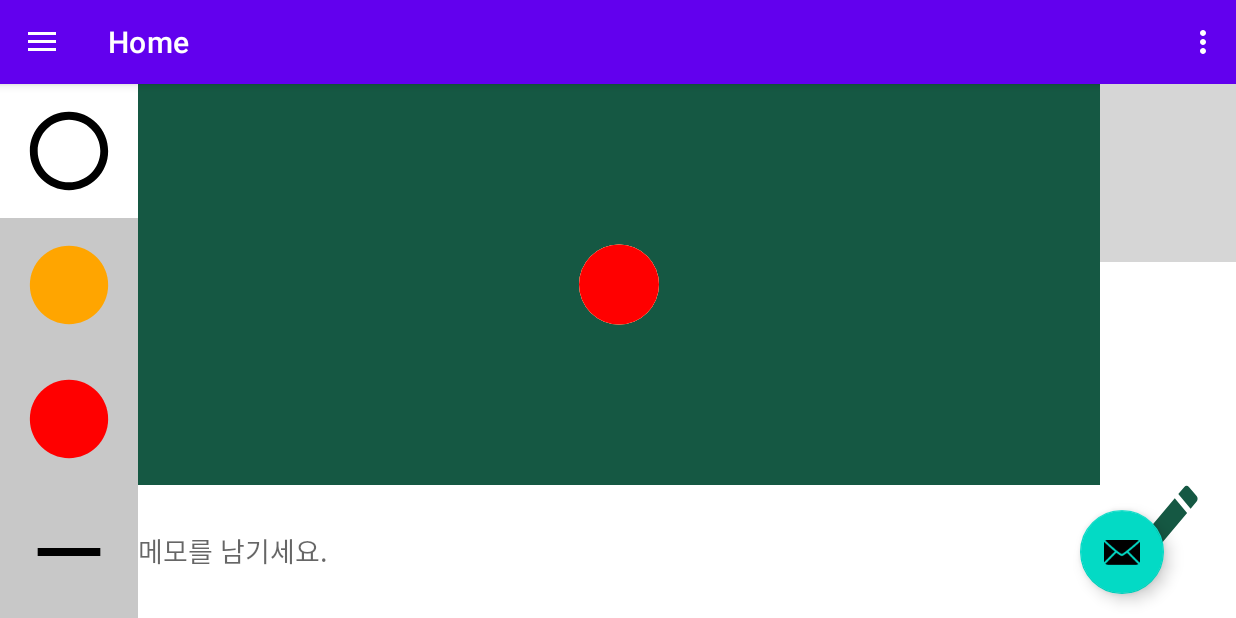
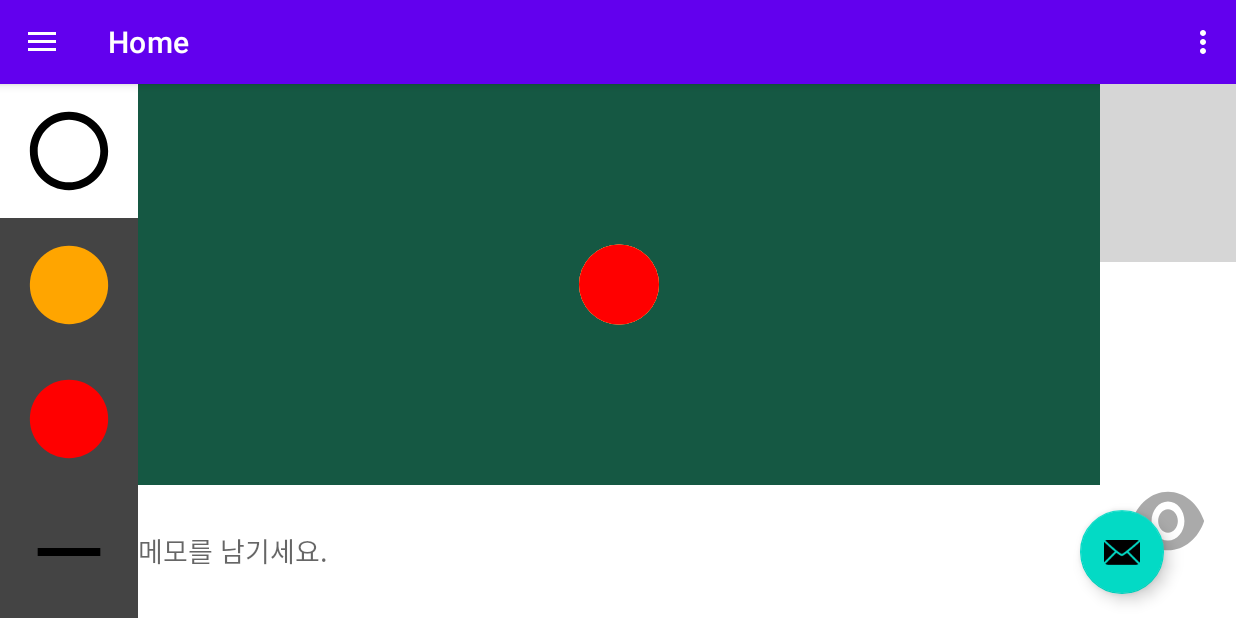
Before and after one commit to derren-korean/BilliardNote, an Android app: the screen it shows after launch (MainActivity), after a tap on an icon or button, on a phone screen of 824 x 412 dp (held sideways). Run offline under Robolectric (Android 15) with nearby library versions, the phone set to English and light mode, and no system bars; our stand-ins replace navigation-ui; grey boxes are pictures that could not be loaded.

Commit message:
edit mode added

```diff
--- /dev/null
+++ b/app/src/main/java/com/auto/billiardnote/ui/home/DrawingButton.java
@@ -0,0 +1,39 @@
+package com.auto.billiardnote.ui.home;
+
+import android.content.Context;
+import android.graphics.Color;
+import android.util.AttributeSet;
+
+import com.auto.billiardnote.ui.home.draw.DrawingTool;
+
+public class DrawingButton extends androidx.appcompat.widget.AppCompatImageButton {
+
+    private DrawingTool tool;
+
+    public DrawingButton(Context context) {
+        super(context);
+    }
+
+    public DrawingButton(Context context, AttributeSet attrs) {
+        super(context, attrs);
+    }
+
+    public DrawingButton(Context context, AttributeSet attrs, int defStyleAttr) {
+        super(context, attrs, defStyleAttr);
+    }
+
+    public DrawingTool getTool() {
+        return tool;
+    }
+
+    public void setTool(DrawingTool tool) {
+        this.tool = tool;
+    }
+
+    public void setModeChange(boolean enable) {
+        this.setEnabled(enable);
+        int enableColor = Color.WHITE;
+        int disableColor = Color.DKGRAY;
+        setBackgroundColor(enable ? enableColor : disableColor);
+    }
+}
--- a/app/src/main/java/com/auto/billiardnote/ui/home/HomeFragment.java
+++ b/app/src/main/java/com/auto/billiardnote/ui/home/HomeFragment.java
@@ -5,8 +5,8 @@ import android.os.Bundle;
 import android.view.LayoutInflater;
 import android.view.View;
 import android.view.ViewGroup;
-import android.widget.ImageButton;
 import android.widget.TextView;
+import android.widget.Toast;
 
 import androidx.annotation.NonNull;
 import androidx.fragment.app.Fragment;
@@ -14,6 +14,9 @@ import androidx.lifecycle.ViewModelProvider;
 
 import com.auto.billiardnote.R;
 import com.auto.billiardnote.databinding.FragmentHomeBinding;
+import com.auto.billiardnote.ui.home.draw.CanvasView;
+import com.auto.billiardnote.ui.home.draw.DrawingTool;
+import com.auto.billiardnote.ui.home.draw.ShapeClickInterface;
 
 import java.util.ArrayList;
 import java.util.Arrays;
@@ -21,8 +24,8 @@ import java.util.Arrays;
 public class HomeFragment extends Fragment implements ShapeClickInterface {
 
     private FragmentHomeBinding binding;
-    private ArrayList<ImageButton> buttons;
-    final static int DISABLED = Color.rgb(200, 200, 200);
+    private ArrayList<DrawingButton> drawingButtons;
+    private ArrayList<View> functionView;
 
     public View onCreateView(@NonNull LayoutInflater inflater,
                              ViewGroup container, Bundle savedInstanceState) {
@@ -37,64 +40,70 @@ public class HomeFragment extends Fragment implements ShapeClickInterface {
 
         homeViewModel.getText().observe(getViewLifecycleOwner(), textView::setText);
         canvasView.setClickListener(this);
-        buttons = new ArrayList<>(Arrays.asList(binding.cueBall, binding.redBall, binding.orangeBall, binding.line));
-        setReadMode(canvasView.isReadOnly);
-        binding.changeMode.setBackgroundResource(canvasView.isReadOnly ? R.drawable.ic_read_mode_foreground : R.drawable.ic_edit_mode_foreground);
+
+        functionView = new ArrayList<>(Arrays.asList(textView, binding.undoLine));
+        drawingButtons = new ArrayList<>(Arrays.asList(binding.line, binding.cueBall, binding.orangeBall, binding.redBall));
+        for (int i = 0; i < drawingButtons.size(); i++) {
+            drawingButtons.get(i).setTool(DrawingTool.values()[i]);
+        }
+
+        modeChange(canvasView.enabled);
 
         binding.undoLine.setOnClickListener(v -> {
             canvasView.unDo();
-            _setToolNBGColor(DrawingTool.LINE, binding.line);
+            _setToolNBGColor(binding.line);
         });
-        binding.cueBall.setOnClickListener(v -> _setToolNBGColor(DrawingTool.CUE_BALL, binding.cueBall));
-        binding.orangeBall.setOnClickListener(v -> _setToolNBGColor(DrawingTool.ORANGE_BALL, binding.orangeBall));
-        binding.redBall.setOnClickListener(v -> _setToolNBGColor(DrawingTool.RED_BALL, binding.redBall));
-        binding.line.setOnClickListener(v -> _setToolNBGColor(DrawingTool.LINE, binding.line));
-        binding.changeMode.setOnClickListener(v -> modeChange(binding.canvas.isReadOnly));
+        binding.line.setOnClickListener(v -> _setToolNBGColor(binding.line));
+        binding.cueBall.setOnClickListener(v -> _setToolNBGColor(binding.cueBall));
+        binding.orangeBall.setOnClickListener(v -> _setToolNBGColor(binding.orangeBall));
+        binding.redBall.setOnClickListener(v -> _setToolNBGColor(binding.redBall));
+        binding.changeMode.setOnClickListener(v -> modeChange(!binding.canvas.enabled));
 
         return root;
     }
 
-    private void _setToolNBGColor(DrawingTool tool, ImageButton button) {
-        selectTool(tool);
+    private void _setInitUIDrawingButton(boolean enable) {
+        if (enable) {
+            DrawingButton button = drawingButtons.stream()
+                    .filter(b -> b.getTool() == binding.canvas.getDrawingTool())
+                    .findFirst().orElse(binding.cueBall);
+            _setOtherToolsBGColor(button);
+        }
+    }
+
+    private void _setToolNBGColor(DrawingButton button) {
+        selectTool(button.getTool());
         _setOtherToolsBGColor(button);
     }
 
-    private void _setOtherToolsBGColor(ImageButton except) {
-        for (ImageButton button : buttons) {
-            if (button.equals(except)) {
-                button.setBackgroundColor(Color.WHITE);
-            } else {
-                button.setBackgroundColor(DISABLED);
-            }
+    private void _setOtherToolsBGColor(DrawingButton except) {
+        for (DrawingButton button : drawingButtons) {
+            button.setBackgroundColor(_getEnableColor(button.equals(except)));
         }
     }
 
-    private void setReadMode(boolean status) {
-        for (ImageButton button : buttons) {
-            //TODO: disabled color 지정을 위해서, edit모드시 선택된 tool만 활성화하는 기능을 위해서 custom button으로 변경한다.
-            button.setEnabled(!status);
-            button.setBackgroundColor(status ? DISABLED : Color.WHITE);
-        }
-        binding.line.setEnabled(!status);
-        binding.canvas.setEnabled(!status);
-        binding.textHome.setEnabled(!status);
-        binding.undoLine.setEnabled(!status);
-        if(status) {
-            binding.textHome.setBackgroundColor(DISABLED);
-            binding.undoLine.setBackgroundColor(DISABLED);
-        } else {
-            binding.textHome.setBackgroundColor(Color.WHITE);
-            binding.undoLine.setBackgroundColor(Color.WHITE);
-        }
+    private void setEnable(boolean enable) {
+        binding.canvas.setEnabled(enable);
+        drawingButtons.forEach(button -> button.setModeChange(enable));
+        _setInitUIDrawingButton(enable);
+        functionView.forEach(view -> {
+                view.setEnabled(enable);
+                view.setBackgroundColor(_getEnableColor(enable));
+        });
     }
 
     public void selectTool(DrawingTool tool) {
-        this.binding.canvas.selectTool(tool);
+        this.binding.canvas.setDrawingTool(tool);
     }
 
-    public void modeChange(boolean toggle) {
-        setReadMode(binding.canvas.setReadOnlyState(toggle));
-        binding.changeMode.setBackgroundResource(toggle ? R.drawable.ic_edit_mode_foreground : R.drawable.ic_read_mode_foreground);
+    public void modeChange(boolean enable) {
+        setEnable(binding.canvas.setEnable(enable));
+        binding.changeMode.setBackgroundResource(enable ? R.drawable.ic_read_mode_foreground : R.drawable.ic_edit_mode_foreground);
+        Toast.makeText(this.getContext(),enable ? "수정 모드" : "읽기 모드", Toast.LENGTH_SHORT).show();
+    }
+
+    private int _getEnableColor(boolean enable) {
+        return enable ? Color.WHITE : Color.DKGRAY;
     }
 
     @Override
--- a/app/src/main/java/com/auto/billiardnote/ui/home/Ball.java
+++ b/app/src/main/java/com/auto/billiardnote/ui/home/draw/Ball.java
@@ -1,9 +1,11 @@
-package com.auto.billiardnote.ui.home;
+package com.auto.billiardnote.ui.home.draw;
 
 import android.graphics.Canvas;
 import android.graphics.Paint;
 
-public class Ball extends Circle{
+import com.auto.billiardnote.ui.home.draw.shape.Circle;
+
+public class Ball extends Circle {
 
     private Paint paint;
     private final float TOLERANCE = 4;
--- a/app/src/main/java/com/auto/billiardnote/ui/home/CanvasView.java
+++ b/app/src/main/java/com/auto/billiardnote/ui/home/draw/CanvasView.java
@@ -1,24 +1,23 @@
-package com.auto.billiardnote.ui.home;
+package com.auto.billiardnote.ui.home.draw;
 
 import android.content.Context;
 import android.graphics.Canvas;
-import android.graphics.Color;
 import android.util.AttributeSet;
 import android.view.MotionEvent;
 import android.view.View;
 
 import java.util.Arrays;
 import java.util.HashMap;
-import java.util.Map;
+import java.util.Objects;
 
 public class CanvasView extends View {
 
     Context context;
-    private StraightLine line;
+    private final StraightLine line;
+    private final HashMap<DrawingTool, Ball> balls;
     private DrawingTool drawingTool;
     private ShapeClickInterface listener;
-    private HashMap<DrawingTool, Ball> balls;
-    public boolean isReadOnly = false;
+    public boolean enabled = true; // read-only: false, editable: true
 
     public void setClickListener(ShapeClickInterface listener) {
         this.listener = listener;
@@ -36,8 +35,9 @@ public class CanvasView extends View {
     protected void onSizeChanged(int w, int h, int oldw, int oldh) {
         super.onSizeChanged(w, h, oldw, oldh);
         Arrays.stream(DrawingTool.values())
-                .filter(tool -> tool.getColor() != Color.BLACK)
-                .forEach(tool -> createCircle(tool));
+                .filter(tool -> tool != DrawingTool.LINE)
+                .forEach(this::createCircle);
+        this.setDrawingTool(DrawingTool.CUE_BALL);
     }
 
     @Override
@@ -49,6 +49,9 @@ public class CanvasView extends View {
 
     @Override
     public boolean onTouchEvent(MotionEvent event) {
+        if(!enabled) {
+            return false;
+        }
         float x = event.getX();
         float y = event.getY();
         if (x < 0f) {
@@ -80,7 +83,7 @@ public class CanvasView extends View {
         } else {
             switch (event.getAction()) {
                 case MotionEvent.ACTION_MOVE:
-                    balls.get(this.drawingTool).touch_move(x, y);
+                    Objects.requireNonNull(balls.get(this.drawingTool)).touch_move(x, y);
                     invalidate();
                     break;
                 case MotionEvent.ACTION_DOWN: case MotionEvent.ACTION_UP:
@@ -90,20 +93,20 @@ public class CanvasView extends View {
         return true;
     }
 
-    private DrawingTool _getBallTool(float x, float y) {
-        DrawingTool tool = this.drawingTool;
-        balls.containsValue(balls.values().stream()
-                .filter(ball -> ball.isWithin(x, y))
-                .findFirst()
-                .get());
-        for (Map.Entry<DrawingTool, Ball> entry : balls.entrySet()) {
-            if (entry.getValue().isWithin(x, y)) {
-                tool = entry.getKey();
-                break;
-            }
-        }
-        return tool;
-    }
+//    private DrawingTool _getBallTool(float x, float y) {
+//        DrawingTool tool = this.drawingTool;
+//        balls.containsValue(balls.values().stream()
+//                .filter(ball -> ball.isWithin(x, y))
+//                .findFirst()
+//                .get());
+//        for (Map.Entry<DrawingTool, Ball> entry : balls.entrySet()) {
+//            if (entry.getValue().isWithin(x, y)) {
+//                tool = entry.getKey();
+//                break;
+//            }
+//        }
+//        return tool;
+//    }
 //    private boolean _isBall(float x, float y) {
 //        return balls.values().stream()
 //                .anyMatch(ball -> ball.isWithin(x, y));
@@ -123,12 +126,12 @@ public class CanvasView extends View {
         }
     }
 
-    public boolean setReadOnlyState(boolean status) {
-        this.isReadOnly = !status;
-        return this.isReadOnly;
+    public boolean setEnable(boolean enable) {
+        this.enabled = enable;
+        return this.enabled;
     }
 
-    public void selectTool(DrawingTool tool) {
+    public void setDrawingTool(DrawingTool tool) {
         this.drawingTool = tool;
     }
 
--- a/app/src/main/java/com/auto/billiardnote/ui/home/DrawingTool.java
+++ b/app/src/main/java/com/auto/billiardnote/ui/home/draw/DrawingTool.java
@@ -1,4 +1,4 @@
-package com.auto.billiardnote.ui.home;
+package com.auto.billiardnote.ui.home.draw;
 
 import android.graphics.Color;
 import android.graphics.Paint;
@@ -33,4 +33,5 @@ public enum DrawingTool {
         }
         return paint;
     }
+
 }
--- a/app/src/main/java/com/auto/billiardnote/ui/home/ShapeClickInterface.java
+++ b/app/src/main/java/com/auto/billiardnote/ui/home/draw/ShapeClickInterface.java
@@ -1,4 +1,4 @@
-package com.auto.billiardnote.ui.home;
+package com.auto.billiardnote.ui.home.draw;
 
 public interface ShapeClickInterface {
     void onCircleClick();
--- a/app/src/main/java/com/auto/billiardnote/ui/home/StraightLine.java
+++ b/app/src/main/java/com/auto/billiardnote/ui/home/draw/StraightLine.java
@@ -1,8 +1,10 @@
-package com.auto.billiardnote.ui.home;
+package com.auto.billiardnote.ui.home.draw;
 
 import android.graphics.Canvas;
 import android.graphics.Paint;
 import android.graphics.Path;
+
+import com.auto.billiardnote.ui.home.draw.shape.PathPoint;
 
 import java.util.ArrayList;
 
--- a/app/src/main/java/com/auto/billiardnote/ui/home/Circle.java
+++ b/app/src/main/java/com/auto/billiardnote/ui/home/draw/shape/Circle.java
@@ -1,4 +1,4 @@
-package com.auto.billiardnote.ui.home;
+package com.auto.billiardnote.ui.home.draw.shape;
 
 import android.graphics.Paint;
 
--- a/app/src/main/java/com/auto/billiardnote/ui/home/PathPoint.java
+++ b/app/src/main/java/com/auto/billiardnote/ui/home/draw/shape/PathPoint.java
@@ -1,4 +1,4 @@
-package com.auto.billiardnote.ui.home;
+package com.auto.billiardnote.ui.home.draw.shape;
 
 public class PathPoint {
     private float startX, startY, stopX, stopY;
--- a/app/src/main/res/layout/fragment_home.xml
+++ b/app/src/main/res/layout/fragment_home.xml
@@ -24,7 +24,7 @@
                     android:layout_width="match_parent"
                     android:layout_height="match_parent"
                     android:layout_weight="1">
-                    <ImageButton
+                    <com.auto.billiardnote.ui.home.DrawingButton
                         android:id="@+id/cue_ball"
                         android:layout_width="match_parent"
                         android:layout_height="match_parent"
@@ -37,7 +37,7 @@
                     android:layout_width="match_parent"
                     android:layout_height="match_parent"
                     android:layout_weight="1">
-                    <ImageButton
+                    <com.auto.billiardnote.ui.home.DrawingButton
                         android:id="@+id/orange_ball"
                         android:layout_width="match_parent"
                         android:layout_height="match_parent"
@@ -50,7 +50,7 @@
                     android:layout_width="match_parent"
                     android:layout_height="match_parent"
                     android:layout_weight="1">
-                    <ImageButton
+                    <com.auto.billiardnote.ui.home.DrawingButton
                         android:id="@+id/red_ball"
                         android:layout_width="match_parent"
                         android:layout_height="match_parent"
@@ -62,7 +62,7 @@
                     android:layout_width="match_parent"
                     android:layout_height="match_parent"
                     android:layout_weight="1">
-                    <ImageButton
+                    <com.auto.billiardnote.ui.home.DrawingButton
                         android:id="@+id/line"
                         android:layout_width="match_parent"
                         android:layout_height="match_parent"
@@ -87,7 +87,7 @@
                     android:layout_height="match_parent"
                     android:orientation="vertical">
 
-                    <com.auto.billiardnote.ui.home.CanvasView
+                    <com.auto.billiardnote.ui.home.draw.CanvasView
                         android:id="@+id/canvas"
                         android:layout_width="match_parent"
                         android:layout_height="match_parent"
@@ -118,12 +118,11 @@
                 android:layout_width="match_parent"
                 android:layout_height="match_parent"
                 android:layout_weight="1">
-                <ImageButton
+                <com.auto.billiardnote.ui.home.DrawingButton
                     android:id="@+id/undo_line"
                     android:layout_width="match_parent"
                     android:layout_height="match_parent"
                     android:src="@drawable/ic_undo_foreground"
-                    android:theme="@android:style/Theme.Holo"
                     style="?android:attr/borderlessButtonStyle"
                     android:onClick="unDoLine"
                 />
```
